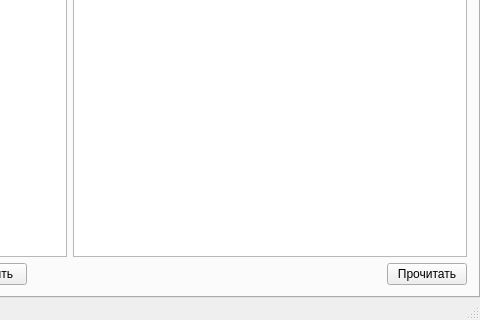
Qt form mainwindow.ui (catompiler/qdrive) before a commit; both pictures show x 219 to 699 and y 186 to 506 of the 699 by 506 pixel window.
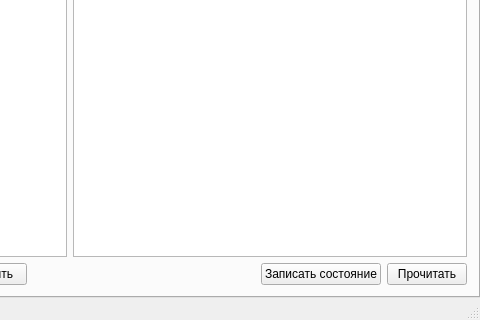
The same form after that commit. The open tabs and pages were chosen to show the change. Icons and pictures are not drawn. Custom widgets are drawn as their Qt base class.

Commit message: drive status events

```diff
--- a/mainwindow.ui
+++ b/mainwindow.ui
@@ -185,6 +185,13 @@
             </property>
            </spacer>
           </item>
+          <item>
+           <widget class="QPushButton" name="pbMakeStatusEvent">
+            <property name="text">
+             <string>Записать состояние</string>
+            </property>
+           </widget>
+          </item>
           <item>
            <widget class="QPushButton" name="pbReadEvents">
             <property name="text">
```
The commit also changes 6 other files.
